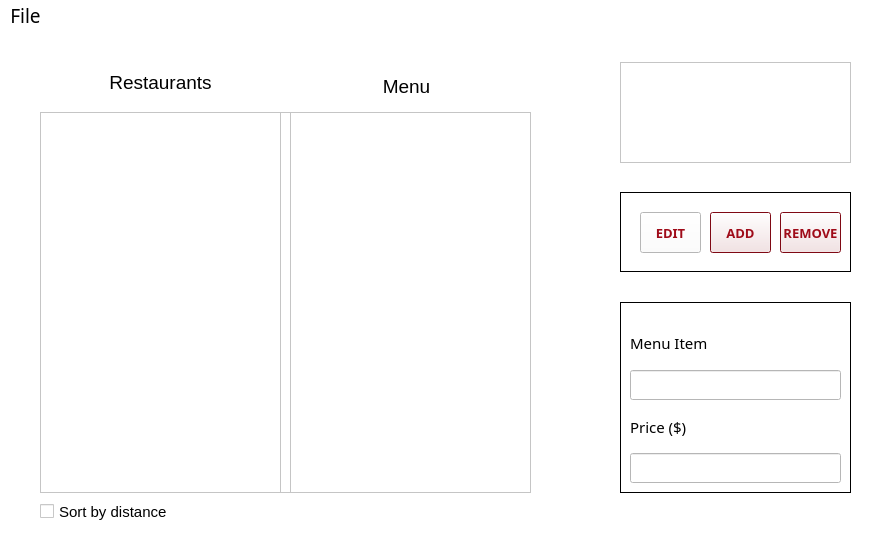
First picture: the form in debugmenu.ui, repository DannyCamacho/SaddlebackEats, before the edit.
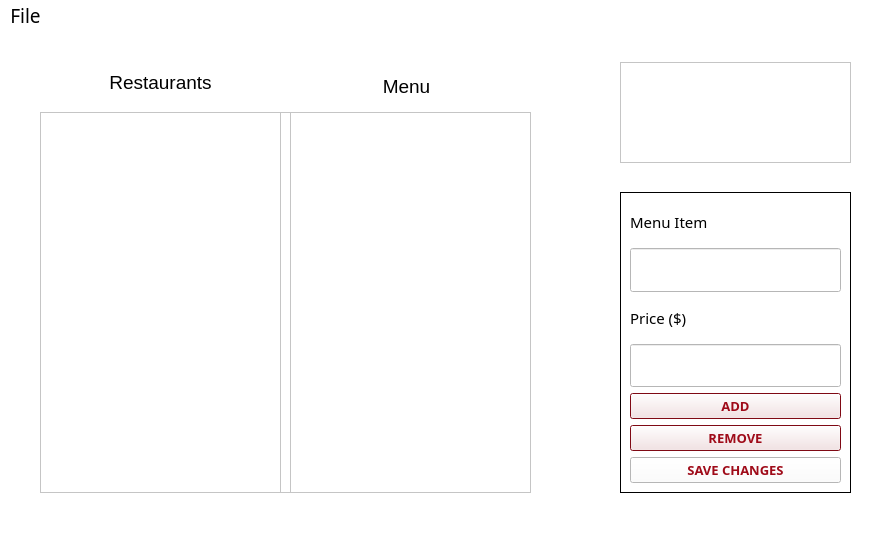
Second picture: the form after the edit. Icons and pictures are not drawn.

```diff
--- a/debugmenu.ui
+++ b/debugmenu.ui
@@ -44,311 +44,6 @@
      <enum>QFrame::Raised</enum>
     </property>
    </widget>
-   <widget class="QCheckBox" name="checkBox">
-    <property name="geometry">
-     <rect>
-      <x>40</x>
-      <y>470</y>
-      <width>151</width>
-      <height>19</height>
-     </rect>
-    </property>
-    <property name="palette">
-     <palette>
-      <active>
-       <colorrole role="WindowText">
-        <brush brushstyle="SolidPattern">
-         <color alpha="255">
-          <red>0</red>
-          <green>0</green>
-          <blue>0</blue>
-         </color>
-        </brush>
-       </colorrole>
-       <colorrole role="Button">
-        <brush brushstyle="SolidPattern">
-         <color alpha="255">
-          <red>255</red>
-          <green>255</green>
-          <blue>255</blue>
-         </color>
-        </brush>
-       </colorrole>
-       <colorrole role="Light">
-        <brush brushstyle="SolidPattern">
-         <color alpha="255">
-          <red>255</red>
-          <green>255</green>
-          <blue>255</blue>
-         </color>
-        </brush>
-       </colorrole>
-       <colorrole role="Text">
-        <brush brushstyle="SolidPattern">
-         <color alpha="255">
-          <red>0</red>
-          <green>0</green>
-          <blue>0</blue>
-         </color>
-        </brush>
-       </colorrole>
-       <colorrole role="ButtonText">
-        <brush brushstyle="SolidPattern">
-         <color alpha="255">
-          <red>0</red>
-          <green>0</green>
-          <blue>0</blue>
-         </color>
-        </brush>
-       </colorrole>
-       <colorrole role="Base">
-        <brush brushstyle="SolidPattern">
-         <color alpha="255">
-          <red>255</red>
-          <green>255</green>
-          <blue>255</blue>
-         </color>
-        </brush>
-       </colorrole>
-       <colorrole role="Window">
-        <brush brushstyle="SolidPattern">
-         <color alpha="255">
-          <red>255</red>
-          <green>255</green>
-          <blue>255</blue>
-         </color>
-        </brush>
-       </colorrole>
-       <colorrole role="Highlight">
-        <brush brushstyle="SolidPattern">
-         <color alpha="255">
-          <red>159</red>
-          <green>11</green>
-          <blue>25</blue>
-         </color>
-        </brush>
-       </colorrole>
-       <colorrole role="HighlightedText">
-        <brush brushstyle="SolidPattern">
-         <color alpha="255">
-          <red>159</red>
-          <green>11</green>
-          <blue>25</blue>
-         </color>
-        </brush>
-       </colorrole>
-       <colorrole role="PlaceholderText">
-        <brush brushstyle="SolidPattern">
-         <color alpha="255">
-          <red>0</red>
-          <green>0</green>
-          <blue>0</blue>
-         </color>
-        </brush>
-       </colorrole>
-      </active>
-      <inactive>
-       <colorrole role="WindowText">
-        <brush brushstyle="SolidPattern">
-         <color alpha="255">
-          <red>0</red>
-          <green>0</green>
-          <blue>0</blue>
-         </color>
-        </brush>
-       </colorrole>
-       <colorrole role="Button">
-        <brush brushstyle="SolidPattern">
-         <color alpha="255">
-          <red>255</red>
-          <green>255</green>
-          <blue>255</blue>
-         </color>
-        </brush>
-       </colorrole>
-       <colorrole role="Light">
-        <brush brushstyle="SolidPattern">
-         <color alpha="255">
-          <red>255</red>
-          <green>255</green>
-          <blue>255</blue>
-         </color>
-        </brush>
-       </colorrole>
-       <colorrole role="Text">
-        <brush brushstyle="SolidPattern">
-         <color alpha="255">
-          <red>0</red>
-          <green>0</green>
-          <blue>0</blue>
-         </color>
-        </brush>
-       </colorrole>
-       <colorrole role="ButtonText">
-        <brush brushstyle="SolidPattern">
-         <color alpha="255">
-          <red>0</red>
-          <green>0</green>
-          <blue>0</blue>
-         </color>
-        </brush>
-       </colorrole>
-       <colorrole role="Base">
-        <brush brushstyle="SolidPattern">
-         <color alpha="255">
-          <red>255</red>
-          <green>255</green>
-          <blue>255</blue>
-         </color>
-        </brush>
-       </colorrole>
-       <colorrole role="Window">
-        <brush brushstyle="SolidPattern">
-         <color alpha="255">
-          <red>255</red>
-          <green>255</green>
-          <blue>255</blue>
-         </color>
-        </brush>
-       </colorrole>
-       <colorrole role="Highlight">
-        <brush brushstyle="SolidPattern">
-         <color alpha="255">
-          <red>159</red>
-          <green>11</green>
-          <blue>25</blue>
-         </color>
-        </brush>
-       </colorrole>
-       <colorrole role="HighlightedText">
-        <brush brushstyle="SolidPattern">
-         <color alpha="255">
-          <red>159</red>
-          <green>11</green>
-          <blue>25</blue>
-         </color>
-        </brush>
-       </colorrole>
-       <colorrole role="PlaceholderText">
-        <brush brushstyle="SolidPattern">
-         <color alpha="255">
-          <red>0</red>
-          <green>0</green>
-          <blue>0</blue>
-         </color>
-        </brush>
-       </colorrole>
-      </inactive>
-      <disabled>
-       <colorrole role="WindowText">
-        <brush brushstyle="SolidPattern">
-         <color alpha="255">
-          <red>0</red>
-          <green>0</green>
-          <blue>0</blue>
-         </color>
-        </brush>
-       </colorrole>
-       <colorrole role="Button">
-        <brush brushstyle="SolidPattern">
-         <color alpha="255">
-          <red>255</red>
-          <green>255</green>
-          <blue>255</blue>
-         </color>
-        </brush>
-       </colorrole>
-       <colorrole role="Light">
-        <brush brushstyle="SolidPattern">
-         <color alpha="255">
-          <red>255</red>
-          <green>255</green>
-          <blue>255</blue>
-         </color>
-        </brush>
-       </colorrole>
-       <colorrole role="Text">
-        <brush brushstyle="SolidPattern">
-         <color alpha="255">
-          <red>0</red>
-          <green>0</green>
-          <blue>0</blue>
-         </color>
-        </brush>
-       </colorrole>
-       <colorrole role="ButtonText">
-        <brush brushstyle="SolidPattern">
-         <color alpha="255">
-          <red>0</red>
-          <green>0</green>
-          <blue>0</blue>
-         </color>
-        </brush>
-       </colorrole>
-       <colorrole role="Base">
-        <brush brushstyle="SolidPattern">
-         <color alpha="255">
-          <red>255</red>
-          <green>255</green>
-          <blue>255</blue>
-         </color>
-        </brush>
-       </colorrole>
-       <colorrole role="Window">
-        <brush brushstyle="SolidPattern">
-         <color alpha="255">
-          <red>255</red>
-          <green>255</green>
-          <blue>255</blue>
-         </color>
-        </brush>
-       </colorrole>
-       <colorrole role="Highlight">
-        <brush brushstyle="SolidPattern">
-         <color alpha="255">
-          <red>159</red>
-          <green>11</green>
-          <blue>25</blue>
-         </color>
-        </brush>
-       </colorrole>
-       <colorrole role="HighlightedText">
-        <brush brushstyle="SolidPattern">
-         <color alpha="255">
-          <red>159</red>
-          <green>11</green>
-          <blue>25</blue>
-         </color>
-        </brush>
-       </colorrole>
-       <colorrole role="PlaceholderText">
-        <brush brushstyle="SolidPattern">
-         <color alpha="255">
-          <red>0</red>
-          <green>0</green>
-          <blue>0</blue>
-         </color>
-        </brush>
-       </colorrole>
-      </disabled>
-     </palette>
-    </property>
-    <property name="font">
-     <font>
-      <pointsize>11</pointsize>
-     </font>
-    </property>
-    <property name="styleSheet">
-     <string notr="true">color: rgb(0, 0, 0);
-background-color: rgb(255, 255, 255);
-selection-background-color: rgb(159, 11, 25);
-selection-color: rgb(159, 11, 25);
-</string>
-    </property>
-    <property name="text">
-     <string>Sort by distance</string>
-    </property>
-   </widget>
    <widget class="QFrame" name="frame">
     <property name="geometry">
      <rect>
@@ -569,135 +264,13 @@
      </property>
     </widget>
    </widget>
-   <widget class="QFrame" name="frame_5">
-    <property name="geometry">
-     <rect>
-      <x>620</x>
-      <y>160</y>
-      <width>231</width>
-      <height>80</height>
-     </rect>
-    </property>
-    <property name="styleSheet">
-     <string notr="true">background-color: rgb(255, 255, 255);
-color: rgb(0, 0, 0);</string>
-    </property>
-    <property name="frameShape">
-     <enum>QFrame::Panel</enum>
-    </property>
-    <property name="frameShadow">
-     <enum>QFrame::Plain</enum>
-    </property>
-    <widget class="QPushButton" name="addButton">
-     <property name="geometry">
-      <rect>
-       <x>90</x>
-       <y>20</y>
-       <width>61</width>
-       <height>41</height>
-      </rect>
-     </property>
-     <property name="font">
-      <font>
-       <family>Segoe UI Semibold</family>
-       <pointsize>10</pointsize>
-       <weight>75</weight>
-       <bold>true</bold>
-      </font>
-     </property>
-     <property name="styleSheet">
-      <string notr="true">background-color: rgb(255, 255, 255);
-color: rgb(159, 11, 25);
-alternate-background-color: rgb(225, 225, 225);
-selection-background-color: rgb(159, 11, 25);
-selection-color: rgb(0, 0, 0);</string>
-     </property>
-     <property name="text">
-      <string>ADD</string>
-     </property>
-     <property name="iconSize">
-      <size>
-       <width>30</width>
-       <height>30</height>
-      </size>
-     </property>
-     <property name="autoDefault">
-      <bool>true</bool>
-     </property>
-     <property name="default">
-      <bool>true</bool>
-     </property>
-    </widget>
-    <widget class="QPushButton" name="editButton">
-     <property name="geometry">
-      <rect>
-       <x>20</x>
-       <y>20</y>
-       <width>61</width>
-       <height>41</height>
-      </rect>
-     </property>
-     <property name="font">
-      <font>
-       <family>Segoe UI Semibold</family>
-       <pointsize>10</pointsize>
-       <weight>75</weight>
-       <bold>true</bold>
-      </font>
-     </property>
-     <property name="styleSheet">
-      <string notr="true">background-color: rgb(255, 255, 255);
-color: rgb(159, 11, 25);
-alternate-background-color: rgb(225, 225, 225);
-selection-background-color: rgb(159, 11, 25);
-selection-color: rgb(0, 0, 0);</string>
-     </property>
-     <property name="text">
-      <string>EDIT</string>
-     </property>
-    </widget>
-    <widget class="QPushButton" name="removeButton">
-     <property name="geometry">
-      <rect>
-       <x>160</x>
-       <y>20</y>
-       <width>61</width>
-       <height>41</height>
-      </rect>
-     </property>
-     <property name="font">
-      <font>
-       <family>Segoe UI Semibold</family>
-       <pointsize>10</pointsize>
-       <weight>75</weight>
-       <bold>true</bold>
-      </font>
-     </property>
-     <property name="styleSheet">
-      <string notr="true">background-color: rgb(255, 255, 255);
-color: rgb(159, 11, 25);
-alternate-background-color: rgb(225, 225, 225);
-selection-background-color: rgb(159, 11, 25);
-selection-color: rgb(0, 0, 0);</string>
-     </property>
-     <property name="text">
-      <string>REMOVE</string>
-     </property>
-     <property name="autoDefault">
-      <bool>true</bool>
-     </property>
-     <property name="default">
-      <bool>true</bool>
-     </property>
-    </widget>
-   </widget>
    <widget class="QFrame" name="frame_4">
     <property name="geometry">
      <rect>
       <x>620</x>
-      <y>270</y>
+      <y>160</y>
       <width>231</width>
-      <height>191</height>
+      <height>301</height>
      </rect>
     </property>
     <property name="styleSheet">
@@ -714,14 +287,20 @@
      <property name="geometry">
       <rect>
        <x>10</x>
-       <y>20</y>
+       <y>10</y>
        <width>211</width>
-       <height>161</height>
+       <height>281</height>
       </rect>
      </property>
      <layout class="QVBoxLayout" name="verticalLayout">
       <item>
        <widget class="QLabel" name="label_3">
+        <property name="maximumSize">
+         <size>
+          <width>16777215</width>
+          <height>40</height>
+         </size>
+        </property>
         <property name="font">
          <font>
           <family>Bahnschrift</family>
@@ -742,6 +321,12 @@
       </item>
       <item>
        <widget class="QLineEdit" name="lineEditItemName">
+        <property name="maximumSize">
+         <size>
+          <width>16777215</width>
+          <height>50</height>
+         </size>
+        </property>
         <property name="font">
          <font>
           <family>Bahnschrift</family>
@@ -759,6 +344,12 @@
       </item>
       <item>
        <widget class="QLabel" name="label_5">
+        <property name="maximumSize">
+         <size>
+          <width>16777215</width>
+          <height>40</height>
+         </size>
+        </property>
         <property name="font">
          <font>
           <family>Bahnschrift</family>
@@ -779,6 +370,12 @@
       </item>
       <item>
        <widget class="QLineEdit" name="lineEditItemPrice">
+        <property name="maximumSize">
+         <size>
+          <width>16777215</width>
+          <height>50</height>
+         </size>
+        </property>
         <property name="font">
          <font>
           <family>Bahnschrift</family>
@@ -794,6 +391,90 @@
         </property>
        </widget>
       </item>
+      <item>
+       <widget class="QPushButton" name="addButton">
+        <property name="font">
+         <font>
+          <family>Segoe UI Semibold</family>
+          <pointsize>10</pointsize>
+          <weight>75</weight>
+          <bold>true</bold>
+         </font>
+        </property>
+        <property name="styleSheet">
+         <string notr="true">background-color: rgb(255, 255, 255);
+color: rgb(159, 11, 25);
+alternate-background-color: rgb(225, 225, 225);
+selection-background-color: rgb(159, 11, 25);
+selection-color: rgb(0, 0, 0);</string>
+        </property>
+        <property name="text">
+         <string>ADD</string>
+        </property>
+        <property name="iconSize">
+         <size>
+          <width>30</width>
+          <height>30</height>
+         </size>
+        </property>
+        <property name="autoDefault">
+         <bool>true</bool>
+        </property>
+        <property name="default">
+         <bool>true</bool>
+        </property>
+       </widget>
+      </item>
+      <item>
+       <widget class="QPushButton" name="removeButton">
+        <property name="font">
+         <font>
+          <family>Segoe UI Semibold</family>
+          <pointsize>10</pointsize>
+          <weight>75</weight>
+          <bold>true</bold>
+         </font>
+        </property>
+        <property name="styleSheet">
+         <string notr="true">background-color: rgb(255, 255, 255);
+color: rgb(159, 11, 25);
+alternate-background-color: rgb(225, 225, 225);
+selection-background-color: rgb(159, 11, 25);
+selection-color: rgb(0, 0, 0);</string>
+        </property>
+        <property name="text">
+         <string>REMOVE</string>
+        </property>
+        <property name="autoDefault">
+         <bool>true</bool>
+        </property>
+        <property name="default">
+         <bool>true</bool>
+        </property>
+       </widget>
+      </item>
+      <item>
+       <widget class="QPushButton" name="editButton">
+        <property name="font">
+         <font>
+          <family>Segoe UI Semibold</family>
+          <pointsize>10</pointsize>
+          <weight>75</weight>
+          <bold>true</bold>
+         </font>
+        </property>
+        <property name="styleSheet">
+         <string notr="true">background-color: rgb(255, 255, 255);
+color: rgb(159, 11, 25);
+alternate-background-color: rgb(225, 225, 225);
+selection-background-color: rgb(159, 11, 25);
+selection-color: rgb(0, 0, 0);</string>
+        </property>
+        <property name="text">
+         <string>SAVE CHANGES</string>
+        </property>
+       </widget>
+      </item>
      </layout>
     </widget>
    </widget>
```
